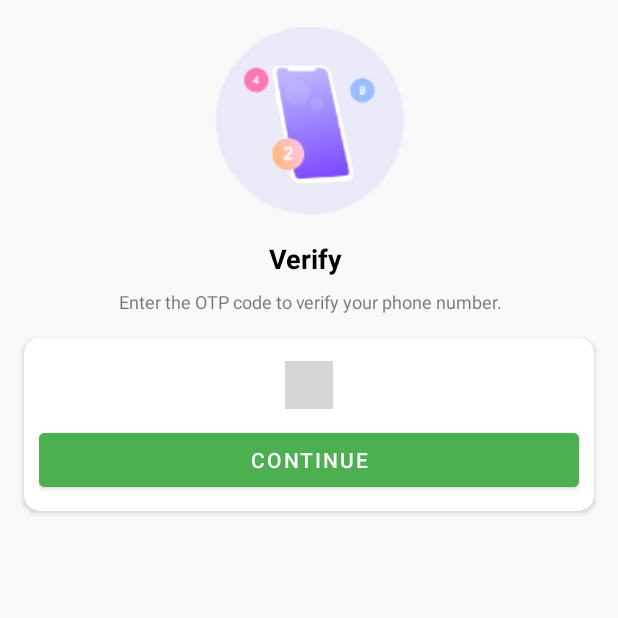
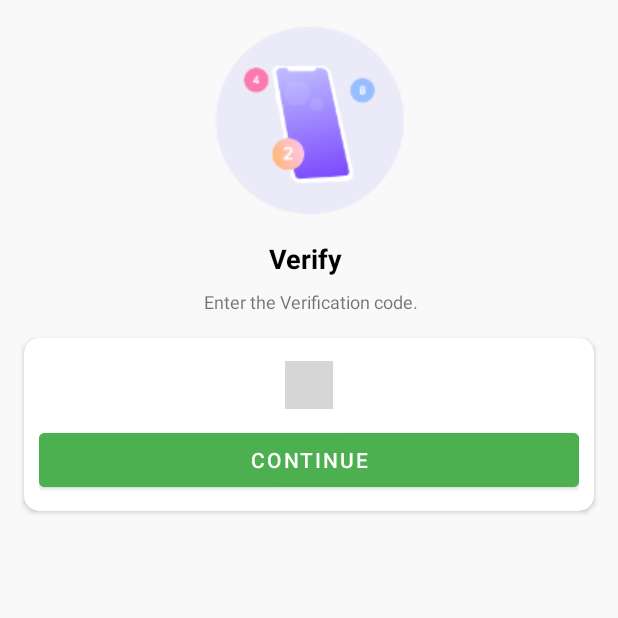
Before and after one commit to 15NiKhIl/ChatApp, an Android app: the screen it shows after launch (OTPActivity), after a tap on "CONTINUE", on a phone screen of 412 x 824 dp, the top half of it. Run offline under Robolectric (Android 15) with nearby library versions, the phone set to English and light mode, and no system bars; our stand-ins replace Firebase (no records; nobody signed in at launch, a user with empty details on screens opened directly); libraries missing offline, so code that uses them is left out: com.mukesh; plain views replace OtpView; Roboto replaces fonts that are not available here; 1 statement that could not run was skipped; grey boxes are pictures that could not be loaded.

Commit message:
changes applied

```diff
--- a/app/src/main/java/com/minor/socialbounce/Activities/OTPActivity.java
+++ b/app/src/main/java/com/minor/socialbounce/Activities/OTPActivity.java
@@ -39,7 +39,7 @@ public class OTPActivity extends AppCompatActivity {
         setContentView(binding.getRoot());
 
         dialog = new ProgressDialog(this);
-        dialog.setMessage("Sending OTP...");
+        dialog.setMessage("Processing...");
         dialog.setCancelable(false);
         dialog.show();
 
--- a/app/src/main/res/layout/activity_o_t_p.xml
+++ b/app/src/main/res/layout/activity_o_t_p.xml
@@ -36,7 +36,7 @@
         android:layout_height="wrap_content"
         android:layout_marginTop="8dp"
         android:gravity="center"
-        android:text="Enter the OTP code to verify your phone number."
+        android:text="Enter the Verification code."
         android:textSize="12sp"
         app:layout_constraintEnd_toEndOf="@+id/phoneLbl"
         app:layout_constraintStart_toStartOf="@+id/phoneLbl"
--- a/app/src/main/res/layout/activity_phone_number.xml
+++ b/app/src/main/res/layout/activity_phone_number.xml
@@ -36,7 +36,7 @@
         android:layout_height="wrap_content"
         android:layout_marginTop="8dp"
         android:gravity="center"
-        android:text="ChatsApp will send an SMS message to verify your phone number."
+        android:text="Proceed further to verify phone number."
         android:textSize="12sp"
         app:layout_constraintEnd_toEndOf="@+id/phoneLbl"
         app:layout_constraintStart_toStartOf="@+id/phoneLbl"
```
